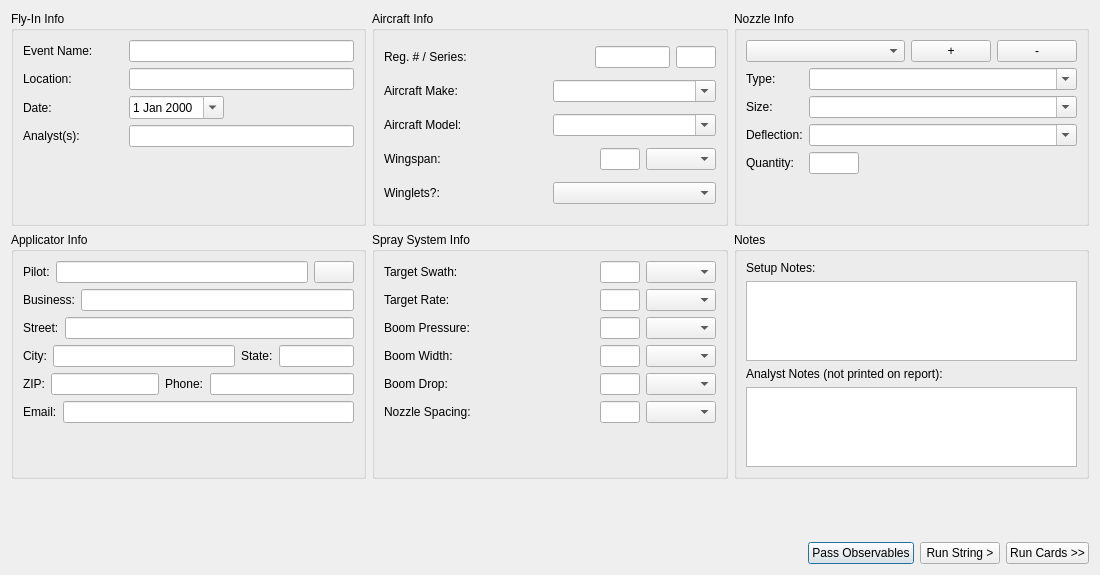
Qt form resources/seriesInfo.ui (gill14/AccuPatt) before a commit.
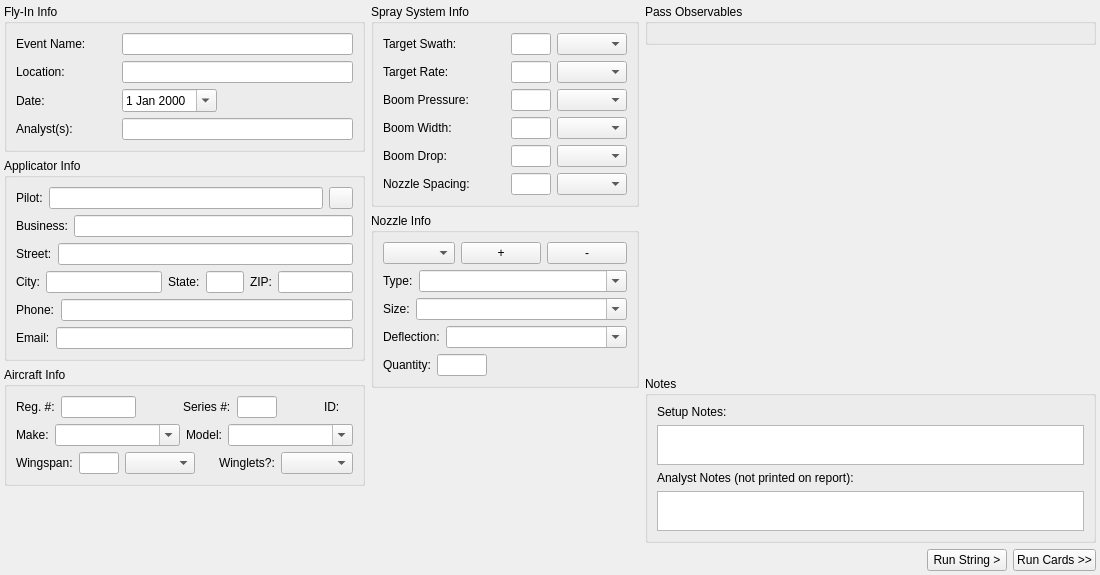
The same form after that commit. Icons and pictures are not drawn.

Commit message: rework seriesInfoWidget for inline pass observables

The edit to the form file:
```diff
--- a/resources/seriesInfo.ui
+++ b/resources/seriesInfo.ui
@@ -10,19 +10,31 @@
     <height>575</height>
    </rect>
   </property>
-  <property name="minimumSize">
-   <size>
-    <width>987</width>
-    <height>575</height>
-   </size>
-  </property>
   <property name="windowTitle">
    <string>Form</string>
   </property>
   <layout class="QVBoxLayout" name="verticalLayout_7">
+   <property name="leftMargin"><number>4</number></property>
+   <property name="topMargin"><number>4</number></property>
+   <property name="rightMargin"><number>4</number></property>
+   <property name="bottomMargin"><number>4</number></property>
    <item>
-    <layout class="QGridLayout" name="gridLayout">
-     <item row="0" column="0">
+    <layout class="QHBoxLayout" name="horizontalLayout_columns">
+     <!-- Column 0: Fly-In, Applicator, Aircraft -->
+     <item>
+      <widget class="QWidget" name="col0Container">
+       <property name="sizePolicy">
+        <sizepolicy hsizetype="Maximum" vsizetype="Preferred">
+         <horstretch>0</horstretch>
+         <verstretch>0</verstretch>
+        </sizepolicy>
+       </property>
+       <layout class="QVBoxLayout" name="col0Layout">
+        <property name="leftMargin"><number>0</number></property>
+        <property name="topMargin"><number>0</number></property>
+        <property name="rightMargin"><number>0</number></property>
+        <property name="bottomMargin"><number>0</number></property>
+       <item>
       <widget class="QGroupBox" name="groupBox">
        <property name="title">
         <string>Fly-In Info</string>
@@ -176,363 +188,10 @@
           </item>
          </layout>
         </item>
-        <item>
-         <spacer name="verticalSpacer_2">
-          <property name="orientation">
-           <enum>Qt::Vertical</enum>
-          </property>
-          <property name="sizeHint" stdset="0">
-           <size>
-            <width>20</width>
-            <height>40</height>
-           </size>
-          </property>
-         </spacer>
-        </item>
        </layout>
       </widget>
      </item>
-     <item row="0" column="1">
-      <widget class="QGroupBox" name="groupBox">
-       <property name="title">
-        <string>Aircraft Info</string>
-       </property>
-       <layout class="QVBoxLayout" name="verticalLayout_5">
         <item>
-         <layout class="QHBoxLayout" name="horizontalLayout_18">
-          <item>
-           <widget class="QLabel" name="label_29">
-            <property name="text">
-             <string>Reg. # / Series: </string>
-            </property>
-           </widget>
-          </item>
-          <item>
-           <widget class="QLineEdit" name="lineEditRegNum">
-            <property name="maximumSize">
-             <size>
-              <width>75</width>
-              <height>16777215</height>
-             </size>
-            </property>
-           </widget>
-          </item>
-          <item>
-           <widget class="QLineEdit" name="lineEditSeriesNum">
-            <property name="maximumSize">
-             <size>
-              <width>40</width>
-              <height>16777215</height>
-             </size>
-            </property>
-           </widget>
-          </item>
-         </layout>
-        </item>
-        <item>
-         <layout class="QHBoxLayout" name="horizontalLayout_10">
-          <item>
-           <widget class="QLabel" name="label_7">
-            <property name="text">
-             <string>Aircraft Make:</string>
-            </property>
-           </widget>
-          </item>
-          <item>
-           <widget class="QComboBox" name="comboBoxMake">
-            <property name="minimumSize">
-             <size>
-              <width>125</width>
-              <height>0</height>
-             </size>
-            </property>
-            <property name="editable">
-             <bool>true</bool>
-            </property>
-            <property name="sizeAdjustPolicy">
-             <enum>QComboBox::AdjustToContents</enum>
-            </property>
-           </widget>
-          </item>
-         </layout>
-        </item>
-        <item>
-         <layout class="QHBoxLayout" name="horizontalLayout_25">
-          <item>
-           <widget class="QLabel" name="label_5">
-            <property name="sizePolicy">
-             <sizepolicy hsizetype="Preferred" vsizetype="Preferred">
-              <horstretch>0</horstretch>
-              <verstretch>0</verstretch>
-             </sizepolicy>
-            </property>
-            <property name="text">
-             <string>Aircraft Model:</string>
-            </property>
-           </widget>
-          </item>
-          <item>
-           <widget class="QComboBox" name="comboBoxModel">
-            <property name="sizePolicy">
-             <sizepolicy hsizetype="Preferred" vsizetype="Fixed">
-              <horstretch>0</horstretch>
-              <verstretch>0</verstretch>
-             </sizepolicy>
-            </property>
-            <property name="minimumSize">
-             <size>
-              <width>125</width>
-              <height>0</height>
-             </size>
-            </property>
-            <property name="editable">
-             <bool>true</bool>
-            </property>
-            <property name="sizeAdjustPolicy">
-             <enum>QComboBox::AdjustToContents</enum>
-            </property>
-           </widget>
-          </item>
-         </layout>
-        </item>
-        <item>
-         <layout class="QHBoxLayout" name="horizontalLayout_12">
-          <item>
-           <widget class="QLabel" name="label_8">
-            <property name="text">
-             <string>Wingspan:</string>
-            </property>
-           </widget>
-          </item>
-          <item>
-           <widget class="QLineEdit" name="lineEditWingspan">
-            <property name="sizePolicy">
-             <sizepolicy hsizetype="Preferred" vsizetype="Fixed">
-              <horstretch>0</horstretch>
-              <verstretch>0</verstretch>
-             </sizepolicy>
-            </property>
-            <property name="maximumSize">
-             <size>
-              <width>40</width>
-              <height>16777215</height>
-             </size>
-            </property>
-           </widget>
-          </item>
-          <item>
-           <widget class="QComboBox" name="comboBoxWingspanUnits">
-            <property name="sizePolicy">
-             <sizepolicy hsizetype="Expanding" vsizetype="Fixed">
-              <horstretch>0</horstretch>
-              <verstretch>0</verstretch>
-             </sizepolicy>
-            </property>
-            <property name="minimumSize">
-             <size>
-              <width>70</width>
-              <height>0</height>
-             </size>
-            </property>
-            <property name="maximumSize">
-             <size>
-              <width>70</width>
-              <height>16777215</height>
-             </size>
-            </property>
-            <property name="focusPolicy">
-             <enum>Qt::ClickFocus</enum>
-            </property>
-            <property name="sizeAdjustPolicy">
-             <enum>QComboBox::AdjustToContents</enum>
-            </property>
-           </widget>
-          </item>
-         </layout>
-        </item>
-        <item>
-         <layout class="QHBoxLayout" name="horizontalLayout_15">
-          <item>
-           <widget class="QLabel" name="label_9">
-            <property name="text">
-             <string>Winglets?:</string>
-            </property>
-           </widget>
-          </item>
-          <item>
-           <widget class="QComboBox" name="comboBoxWinglets">
-            <property name="sizePolicy">
-             <sizepolicy hsizetype="Preferred" vsizetype="Fixed">
-              <horstretch>0</horstretch>
-              <verstretch>0</verstretch>
-             </sizepolicy>
-            </property>
-            <property name="sizeAdjustPolicy">
-             <enum>QComboBox::AdjustToContents</enum>
-            </property>
-           </widget>
-          </item>
-         </layout>
-        </item>
-       </layout>
-      </widget>
-     </item>
-     <item row="0" column="2">
-      <widget class="QGroupBox" name="groupBox_5">
-       <property name="title">
-        <string>Nozzle Info</string>
-       </property>
-       <layout class="QVBoxLayout" name="verticalLayout_4">
-        <item>
-         <layout class="QHBoxLayout" name="horizontalLayout_19">
-          <item>
-           <widget class="QComboBox" name="comboBoxNozzleSet">
-            <property name="sizePolicy">
-             <sizepolicy hsizetype="Expanding" vsizetype="Fixed">
-              <horstretch>0</horstretch>
-              <verstretch>0</verstretch>
-             </sizepolicy>
-            </property>
-            <property name="focusPolicy">
-             <enum>Qt::ClickFocus</enum>
-            </property>
-           </widget>
-          </item>
-          <item>
-           <widget class="QPushButton" name="pushButtonNozzleSetAdd">
-            <property name="focusPolicy">
-             <enum>Qt::ClickFocus</enum>
-            </property>
-            <property name="text">
-             <string> + </string>
-            </property>
-           </widget>
-          </item>
-          <item>
-           <widget class="QPushButton" name="pushButtonNozzleSetRemove">
-            <property name="focusPolicy">
-             <enum>Qt::ClickFocus</enum>
-            </property>
-            <property name="text">
-             <string> - </string>
-            </property>
-           </widget>
-          </item>
-         </layout>
-        </item>
-        <item>
-         <layout class="QFormLayout" name="formLayout_2">
-          <item row="0" column="0">
-           <widget class="QLabel" name="label_18">
-            <property name="text">
-             <string>Type:</string>
-            </property>
-           </widget>
-          </item>
-          <item row="0" column="1">
-           <widget class="QComboBox" name="comboBoxNT">
-            <property name="minimumSize">
-             <size>
-              <width>175</width>
-              <height>0</height>
-             </size>
-            </property>
-            <property name="editable">
-             <bool>true</bool>
-            </property>
-            <property name="sizeAdjustPolicy">
-             <enum>QComboBox::AdjustToContents</enum>
-            </property>
-           </widget>
-          </item>
-          <item row="1" column="0">
-           <widget class="QLabel" name="label_19">
-            <property name="text">
-             <string>Size:</string>
-            </property>
-           </widget>
-          </item>
-          <item row="1" column="1">
-           <widget class="QComboBox" name="comboBoxNS">
-            <property name="minimumSize">
-             <size>
-              <width>125</width>
-              <height>0</height>
-             </size>
-            </property>
-            <property name="editable">
-             <bool>true</bool>
-            </property>
-            <property name="sizeAdjustPolicy">
-             <enum>QComboBox::AdjustToContents</enum>
-            </property>
-           </widget>
-          </item>
-          <item row="2" column="0">
-           <widget class="QLabel" name="label_20">
-            <property name="text">
-             <string>Deflection:</string>
-            </property>
-           </widget>
-          </item>
-          <item row="2" column="1">
-           <widget class="QComboBox" name="comboBoxND">
-            <property name="minimumSize">
-             <size>
-              <width>125</width>
-              <height>0</height>
-             </size>
-            </property>
-            <property name="editable">
-             <bool>true</bool>
-            </property>
-            <property name="sizeAdjustPolicy">
-             <enum>QComboBox::AdjustToContents</enum>
-            </property>
-           </widget>
-          </item>
-          <item row="3" column="0">
-           <widget class="QLabel" name="label_21">
-            <property name="text">
-             <string>Quantity:</string>
-            </property>
-           </widget>
-          </item>
-          <item row="3" column="1">
-           <widget class="QLineEdit" name="lineEditNQ">
-            <property name="sizePolicy">
-             <sizepolicy hsizetype="Fixed" vsizetype="Fixed">
-              <horstretch>0</horstretch>
-              <verstretch>0</verstretch>
-             </sizepolicy>
-            </property>
-            <property name="maximumSize">
-             <size>
-              <width>50</width>
-              <height>16777215</height>
-             </size>
-            </property>
-           </widget>
-          </item>
-         </layout>
-        </item>
-        <item>
-         <spacer name="verticalSpacer_3">
-          <property name="orientation">
-           <enum>Qt::Vertical</enum>
-          </property>
-          <property name="sizeHint" stdset="0">
-           <size>
-            <width>20</width>
-            <height>40</height>
-           </size>
-          </property>
-         </spacer>
-        </item>
-       </layout>
-      </widget>
-     </item>
-     <item row="1" column="0">
       <widget class="QGroupBox" name="groupBoxApplicator">
        <property name="title">
         <string>Applicator Info</string>
@@ -551,13 +210,19 @@
            <widget class="QLineEdit" name="pilotLineEdit"/>
           </item>
           <item>
-           <widget class="QPushButton" name="buttonLoadBusiness">
+             <widget class="QToolButton" name="buttonLoadBusiness">
             <property name="toolTip">
              <string>Load Business Information From File</string>
             </property>
             <property name="toolTipDuration">
              <number>5000</number>
             </property>
+              <property name="maximumSize">
+               <size>
+                <width>16777215</width>
+                <height>22</height>
+               </size>
+              </property>
             <property name="text">
              <string/>
             </property>
@@ -607,7 +272,14 @@
            </widget>
           </item>
           <item>
-           <widget class="QLineEdit" name="cityLineEdit"/>
+             <widget class="QLineEdit" name="cityLineEdit">
+              <property name="sizePolicy">
+               <sizepolicy hsizetype="Expanding" vsizetype="Fixed">
+                <horstretch>2</horstretch>
+                <verstretch>0</verstretch>
+               </sizepolicy>
+              </property>
+             </widget>
           </item>
           <item>
            <widget class="QLabel" name="stateLabel">
@@ -620,16 +292,12 @@
            <widget class="QLineEdit" name="stateLineEdit">
             <property name="maximumSize">
              <size>
-              <width>75</width>
+                <width>38</width>
               <height>16777215</height>
              </size>
             </property>
            </widget>
           </item>
-         </layout>
-        </item>
-        <item>
-         <layout class="QHBoxLayout" name="horizontalLayout_8">
           <item>
            <widget class="QLabel" name="zipLabel">
             <property name="text">
@@ -639,20 +307,18 @@
           </item>
           <item>
            <widget class="QLineEdit" name="zipLineEdit">
-            <property name="sizePolicy">
-             <sizepolicy hsizetype="Preferred" vsizetype="Fixed">
-              <horstretch>0</horstretch>
-              <verstretch>0</verstretch>
-             </sizepolicy>
-            </property>
             <property name="maximumSize">
              <size>
-              <width>150</width>
+                <width>75</width>
               <height>16777215</height>
              </size>
             </property>
            </widget>
           </item>
+           </layout>
+          </item>
+          <item>
+           <layout class="QHBoxLayout" name="horizontalLayout_8">
           <item>
            <widget class="QLabel" name="phoneLabel">
             <property name="text">
@@ -679,8 +345,260 @@
           </item>
          </layout>
         </item>
+         </layout>
+        </widget>
+       </item>
         <item>
-         <spacer name="verticalSpacer_5">
+        <widget class="QGroupBox" name="groupBoxAircraft">
+         <property name="title">
+          <string>Aircraft Info</string>
+         </property>
+         <layout class="QVBoxLayout" name="verticalLayout_5">
+          <item>
+           <layout class="QHBoxLayout" name="horizontalLayout_18">
+            <item>
+             <widget class="QLabel" name="label_29">
+              <property name="text">
+               <string>Reg. #:</string>
+              </property>
+             </widget>
+            </item>
+            <item>
+             <widget class="QLineEdit" name="lineEditRegNum">
+              <property name="maximumSize">
+               <size>
+                <width>75</width>
+                <height>16777215</height>
+               </size>
+              </property>
+             </widget>
+            </item>
+            <item>
+             <spacer name="horizontalSpacer_regSeries">
+              <property name="orientation">
+               <enum>Qt::Horizontal</enum>
+              </property>
+              <property name="sizeHint" stdset="0">
+               <size>
+                <width>0</width>
+                <height>20</height>
+               </size>
+              </property>
+             </spacer>
+            </item>
+            <item>
+             <widget class="QLabel" name="labelSeriesNum">
+              <property name="text">
+               <string>Series #:</string>
+              </property>
+             </widget>
+            </item>
+            <item>
+             <widget class="QLineEdit" name="lineEditSeriesNum">
+              <property name="maximumSize">
+               <size>
+                <width>40</width>
+                <height>16777215</height>
+               </size>
+              </property>
+             </widget>
+            </item>
+            <item>
+             <spacer name="horizontalSpacer_identifier">
+              <property name="orientation">
+               <enum>Qt::Horizontal</enum>
+              </property>
+              <property name="sizeHint" stdset="0">
+               <size>
+                <width>0</width>
+                <height>20</height>
+               </size>
+              </property>
+             </spacer>
+            </item>
+            <item>
+             <widget class="QLabel" name="labelIdentifierStatic">
+              <property name="text">
+               <string>ID:</string>
+              </property>
+             </widget>
+            </item>
+            <item>
+             <widget class="QLabel" name="labelIdentifierValue">
+              <property name="font">
+               <font>
+                <bold>true</bold>
+               </font>
+              </property>
+              <property name="text">
+               <string/>
+              </property>
+             </widget>
+            </item>
+           </layout>
+          </item>
+          <item>
+           <layout class="QHBoxLayout" name="horizontalLayout_10">
+            <item>
+             <widget class="QLabel" name="label_7">
+              <property name="text">
+               <string>Make:</string>
+              </property>
+             </widget>
+            </item>
+            <item>
+             <widget class="QComboBox" name="comboBoxMake">
+              <property name="minimumSize">
+               <size>
+                <width>125</width>
+                <height>0</height>
+               </size>
+              </property>
+              <property name="editable">
+               <bool>true</bool>
+              </property>
+              <property name="sizeAdjustPolicy">
+               <enum>QComboBox::AdjustToContents</enum>
+              </property>
+             </widget>
+            </item>
+            <item>
+             <spacer name="horizontalSpacer_makeModel">
+              <property name="orientation">
+               <enum>Qt::Horizontal</enum>
+              </property>
+              <property name="sizeHint" stdset="0">
+               <size>
+                <width>0</width>
+                <height>20</height>
+               </size>
+              </property>
+             </spacer>
+            </item>
+            <item>
+             <widget class="QLabel" name="label_5">
+              <property name="text">
+               <string>Model:</string>
+              </property>
+             </widget>
+            </item>
+            <item>
+             <widget class="QComboBox" name="comboBoxModel">
+              <property name="sizePolicy">
+               <sizepolicy hsizetype="Preferred" vsizetype="Fixed">
+                <horstretch>0</horstretch>
+                <verstretch>0</verstretch>
+               </sizepolicy>
+              </property>
+              <property name="minimumSize">
+               <size>
+                <width>125</width>
+                <height>0</height>
+               </size>
+              </property>
+              <property name="editable">
+               <bool>true</bool>
+              </property>
+              <property name="sizeAdjustPolicy">
+               <enum>QComboBox::AdjustToContents</enum>
+              </property>
+             </widget>
+            </item>
+           </layout>
+          </item>
+          <item>
+           <layout class="QHBoxLayout" name="horizontalLayout_12">
+            <item>
+             <widget class="QLabel" name="label_8">
+              <property name="text">
+               <string>Wingspan:</string>
+              </property>
+             </widget>
+            </item>
+            <item>
+             <widget class="QLineEdit" name="lineEditWingspan">
+              <property name="sizePolicy">
+               <sizepolicy hsizetype="Preferred" vsizetype="Fixed">
+                <horstretch>0</horstretch>
+                <verstretch>0</verstretch>
+               </sizepolicy>
+              </property>
+              <property name="maximumSize">
+               <size>
+                <width>40</width>
+                <height>16777215</height>
+               </size>
+              </property>
+             </widget>
+            </item>
+            <item>
+             <widget class="QComboBox" name="comboBoxWingspanUnits">
+              <property name="sizePolicy">
+               <sizepolicy hsizetype="Fixed" vsizetype="Fixed">
+                <horstretch>0</horstretch>
+                <verstretch>0</verstretch>
+               </sizepolicy>
+              </property>
+              <property name="minimumSize">
+               <size>
+                <width>70</width>
+                <height>0</height>
+               </size>
+              </property>
+              <property name="maximumSize">
+               <size>
+                <width>70</width>
+                <height>16777215</height>
+               </size>
+              </property>
+              <property name="focusPolicy">
+               <enum>Qt::ClickFocus</enum>
+              </property>
+              <property name="sizeAdjustPolicy">
+               <enum>QComboBox::AdjustToContents</enum>
+              </property>
+             </widget>
+            </item>
+            <item>
+             <spacer name="horizontalSpacer_wingspanWinglets">
+              <property name="orientation">
+               <enum>Qt::Horizontal</enum>
+              </property>
+              <property name="sizeHint" stdset="0">
+               <size>
+                <width>0</width>
+                <height>20</height>
+               </size>
+              </property>
+             </spacer>
+            </item>
+            <item>
+             <widget class="QLabel" name="label_9">
+              <property name="text">
+               <string>Winglets?:</string>
+              </property>
+             </widget>
+            </item>
+            <item>
+             <widget class="QComboBox" name="comboBoxWinglets">
+              <property name="sizePolicy">
+               <sizepolicy hsizetype="Preferred" vsizetype="Fixed">
+                <horstretch>0</horstretch>
+                <verstretch>0</verstretch>
+               </sizepolicy>
+              </property>
+              <property name="sizeAdjustPolicy">
+               <enum>QComboBox::AdjustToContents</enum>
+              </property>
+             </widget>
+            </item>
+           </layout>
+          </item>
+         </layout>
+        </widget>
+       </item>
+       <item>
+        <spacer name="verticalSpacer_col0">
           <property name="orientation">
            <enum>Qt::Vertical</enum>
           </property>
@@ -695,8 +613,22 @@
        </layout>
       </widget>
      </item>
-     <item row="1" column="1">
-      <widget class="QGroupBox" name="groupBox">
+     <!-- Column 1: Spray System, Nozzle -->
+     <item>
+      <widget class="QWidget" name="col1Container">
+       <property name="sizePolicy">
+        <sizepolicy hsizetype="Maximum" vsizetype="Preferred">
+         <horstretch>0</horstretch>
+         <verstretch>0</verstretch>
+        </sizepolicy>
+       </property>
+       <layout class="QVBoxLayout" name="col1Layout">
+        <property name="leftMargin"><number>0</number></property>
+        <property name="topMargin"><number>0</number></property>
+        <property name="rightMargin"><number>0</number></property>
+        <property name="bottomMargin"><number>0</number></property>
+       <item>
+        <widget class="QGroupBox" name="groupBoxSpraySystem">
        <property name="title">
         <string>Spray System Info</string>
        </property>
@@ -1070,8 +1002,200 @@
           </item>
          </layout>
         </item>
+         </layout>
+        </widget>
+       </item>
         <item>
-         <spacer name="verticalSpacer_4">
+        <widget class="QGroupBox" name="groupBox_5">
+         <property name="title">
+          <string>Nozzle Info</string>
+         </property>
+         <layout class="QVBoxLayout" name="verticalLayout_4">
+          <item>
+           <layout class="QHBoxLayout" name="horizontalLayout_19">
+            <item>
+             <widget class="QComboBox" name="comboBoxNozzleSet">
+              <property name="sizePolicy">
+               <sizepolicy hsizetype="Expanding" vsizetype="Fixed">
+                <horstretch>0</horstretch>
+                <verstretch>0</verstretch>
+               </sizepolicy>
+              </property>
+              <property name="focusPolicy">
+               <enum>Qt::ClickFocus</enum>
+              </property>
+             </widget>
+            </item>
+            <item>
+             <widget class="QPushButton" name="pushButtonNozzleSetAdd">
+              <property name="focusPolicy">
+               <enum>Qt::ClickFocus</enum>
+              </property>
+              <property name="text">
+               <string> + </string>
+              </property>
+             </widget>
+            </item>
+            <item>
+             <widget class="QPushButton" name="pushButtonNozzleSetRemove">
+              <property name="focusPolicy">
+               <enum>Qt::ClickFocus</enum>
+              </property>
+              <property name="text">
+               <string> - </string>
+              </property>
+             </widget>
+            </item>
+           </layout>
+          </item>
+          <item>
+           <layout class="QVBoxLayout" name="verticalLayout_nozzle">
+            <item>
+             <layout class="QHBoxLayout" name="horizontalLayout_nozzleType">
+              <item>
+               <widget class="QLabel" name="label_18">
+                <property name="text">
+                 <string>Type:</string>
+                </property>
+               </widget>
+              </item>
+              <item>
+               <widget class="QComboBox" name="comboBoxNT">
+                <property name="sizePolicy">
+                 <sizepolicy hsizetype="Expanding" vsizetype="Fixed">
+                  <horstretch>0</horstretch>
+                  <verstretch>0</verstretch>
+                 </sizepolicy>
+                </property>
+                <property name="minimumSize">
+                 <size>
+                  <width>175</width>
+                  <height>0</height>
+                 </size>
+                </property>
+                <property name="editable">
+                 <bool>true</bool>
+                </property>
+                <property name="sizeAdjustPolicy">
+                 <enum>QComboBox::AdjustToContents</enum>
+                </property>
+               </widget>
+              </item>
+             </layout>
+            </item>
+            <item>
+             <layout class="QHBoxLayout" name="horizontalLayout_nozzleSize">
+              <item>
+               <widget class="QLabel" name="label_19">
+                <property name="text">
+                 <string>Size:</string>
+                </property>
+               </widget>
+              </item>
+              <item>
+               <widget class="QComboBox" name="comboBoxNS">
+                <property name="sizePolicy">
+                 <sizepolicy hsizetype="Expanding" vsizetype="Fixed">
+                  <horstretch>0</horstretch>
+                  <verstretch>0</verstretch>
+                 </sizepolicy>
+                </property>
+                <property name="minimumSize">
+                 <size>
+                  <width>125</width>
+                  <height>0</height>
+                 </size>
+                </property>
+                <property name="editable">
+                 <bool>true</bool>
+                </property>
+                <property name="sizeAdjustPolicy">
+                 <enum>QComboBox::AdjustToContents</enum>
+                </property>
+               </widget>
+              </item>
+             </layout>
+            </item>
+            <item>
+             <layout class="QHBoxLayout" name="horizontalLayout_nozzleDeflection">
+              <item>
+               <widget class="QLabel" name="label_20">
+                <property name="text">
+                 <string>Deflection:</string>
+                </property>
+               </widget>
+              </item>
+              <item>
+               <widget class="QComboBox" name="comboBoxND">
+                <property name="sizePolicy">
+                 <sizepolicy hsizetype="Expanding" vsizetype="Fixed">
+                  <horstretch>0</horstretch>
+                  <verstretch>0</verstretch>
+                 </sizepolicy>
+                </property>
+                <property name="minimumSize">
+                 <size>
+                  <width>125</width>
+                  <height>0</height>
+                 </size>
+                </property>
+                <property name="editable">
+                 <bool>true</bool>
+                </property>
+                <property name="sizeAdjustPolicy">
+                 <enum>QComboBox::AdjustToContents</enum>
+                </property>
+               </widget>
+              </item>
+             </layout>
+            </item>
+            <item>
+             <layout class="QHBoxLayout" name="horizontalLayout_nozzleQty">
+              <item>
+               <widget class="QLabel" name="label_21">
+                <property name="text">
+                 <string>Quantity:</string>
+                </property>
+               </widget>
+              </item>
+              <item>
+               <widget class="QLineEdit" name="lineEditNQ">
+                <property name="sizePolicy">
+                 <sizepolicy hsizetype="Fixed" vsizetype="Fixed">
+                  <horstretch>0</horstretch>
+                  <verstretch>0</verstretch>
+                 </sizepolicy>
+                </property>
+                <property name="maximumSize">
+                 <size>
+                  <width>50</width>
+                  <height>16777215</height>
+                 </size>
+                </property>
+               </widget>
+              </item>
+              <item>
+               <spacer name="horizontalSpacer_nozzleQty">
+                <property name="orientation">
+                 <enum>Qt::Horizontal</enum>
+                </property>
+                <property name="sizeHint" stdset="0">
+                 <size>
+                  <width>40</width>
+                  <height>20</height>
+                 </size>
+                </property>
+               </spacer>
+              </item>
+             </layout>
+            </item>
+           </layout>
+          </item>
+         </layout>
+        </widget>
+       </item>
+       <item>
+        <spacer name="verticalSpacer_col1">
           <property name="orientation">
            <enum>Qt::Vertical</enum>
           </property>
@@ -1086,15 +1210,43 @@
        </layout>
       </widget>
      </item>
-     <item row="1" column="2">
-      <widget class="QGroupBox" name="groupBox">
+     <!-- Column 2: Notes, Pass Observables -->
+     <item>
+      <layout class="QVBoxLayout" name="col2Layout">
+       <item>
+        <widget class="QGroupBox" name="groupBoxPassObservables">
+         <property name="sizePolicy">
+          <sizepolicy hsizetype="Preferred" vsizetype="Preferred">
+           <horstretch>0</horstretch>
+           <verstretch>0</verstretch>
+          </sizepolicy>
+         </property>
+         <property name="title">
+          <string>Pass Observables</string>
+         </property>
+         <layout class="QVBoxLayout" name="vLayoutPassObservables"/>
+        </widget>
+       </item>
+       <item>
+        <spacer name="verticalSpacer_col2">
+         <property name="orientation">
+          <enum>Qt::Vertical</enum>
+         </property>
+         <property name="sizeHint" stdset="0">
+          <size>
+           <width>20</width>
+           <height>0</height>
+          </size>
+         </property>
+        </spacer>
+       </item>
+       <item>
+        <widget class="QGroupBox" name="groupBoxNotes">
        <property name="title">
         <string>Notes</string>
        </property>
        <layout class="QVBoxLayout" name="verticalLayout_6">
         <item>
-         <layout class="QVBoxLayout" name="verticalLayout_9">
-          <item>
            <layout class="QVBoxLayout" name="verticalLayout_11">
             <item>
              <widget class="QLabel" name="label_27">
@@ -1109,15 +1261,21 @@
             <item>
              <widget class="QPlainTextEdit" name="plainTextEditNotesSetup">
               <property name="sizePolicy">
-               <sizepolicy hsizetype="Expanding" vsizetype="Preferred">
+               <sizepolicy hsizetype="Expanding" vsizetype="Fixed">
                 <horstretch>0</horstretch>
                 <verstretch>0</verstretch>
                </sizepolicy>
               </property>
+              <property name="minimumSize">
+               <size>
+                <width>0</width>
+                <height>40</height>
+               </size>
+              </property>
               <property name="maximumSize">
                <size>
                 <width>16777215</width>
-                <height>80</height>
+                <height>40</height>
                </size>
               </property>
               <property name="tabChangesFocus">
@@ -1142,15 +1300,21 @@
             <item>
              <widget class="QPlainTextEdit" name="plainTextEditNotesAnalyst">
               <property name="sizePolicy">
-               <sizepolicy hsizetype="Expanding" vsizetype="Preferred">
+               <sizepolicy hsizetype="Expanding" vsizetype="Fixed">
                 <horstretch>0</horstretch>
                 <verstretch>0</verstretch>
                </sizepolicy>
               </property>
+              <property name="minimumSize">
+               <size>
+                <width>0</width>
+                <height>40</height>
+               </size>
+              </property>
               <property name="maximumSize">
                <size>
                 <width>16777215</width>
-                <height>80</height>
+                <height>40</height>
                </size>
               </property>
               <property name="tabChangesFocus">
@@ -1161,24 +1325,7 @@
            </layout>
           </item>
          </layout>
-        </item>
-       </layout>
-      </widget>
-     </item>
-    </layout>
-   </item>
-   <item>
-    <spacer name="verticalSpacer_6">
-     <property name="orientation">
-      <enum>Qt::Vertical</enum>
-     </property>
-     <property name="sizeHint" stdset="0">
-      <size>
-       <width>20</width>
-       <height>40</height>
-      </size>
-     </property>
-    </spacer>
+        </widget>
    </item>
    <item>
     <layout class="QHBoxLayout" name="horizontalLayout_20">
@@ -1195,16 +1342,6 @@
        </property>
       </spacer>
      </item>
-     <item>
-      <widget class="QPushButton" name="buttonPassObservables">
-       <property name="text">
-        <string>Pass Observables</string>
-       </property>
-       <property name="default">
-        <bool>true</bool>
-       </property>
-      </widget>
-     </item>
      <item>
       <widget class="QPushButton" name="buttonString">
        <property name="text">
@@ -1222,6 +1359,10 @@
     </layout>
    </item>
   </layout>
+     </item>
+    </layout>
+   </item>
+  </layout>
  </widget>
  <tabstops>
   <tabstop>pilotLineEdit</tabstop>
```
Left out of the diff: 21 changed lines with no effect on the pictures. Lines whose indentation alone changed are shown as unchanged. The commit also changes 7 other files.
